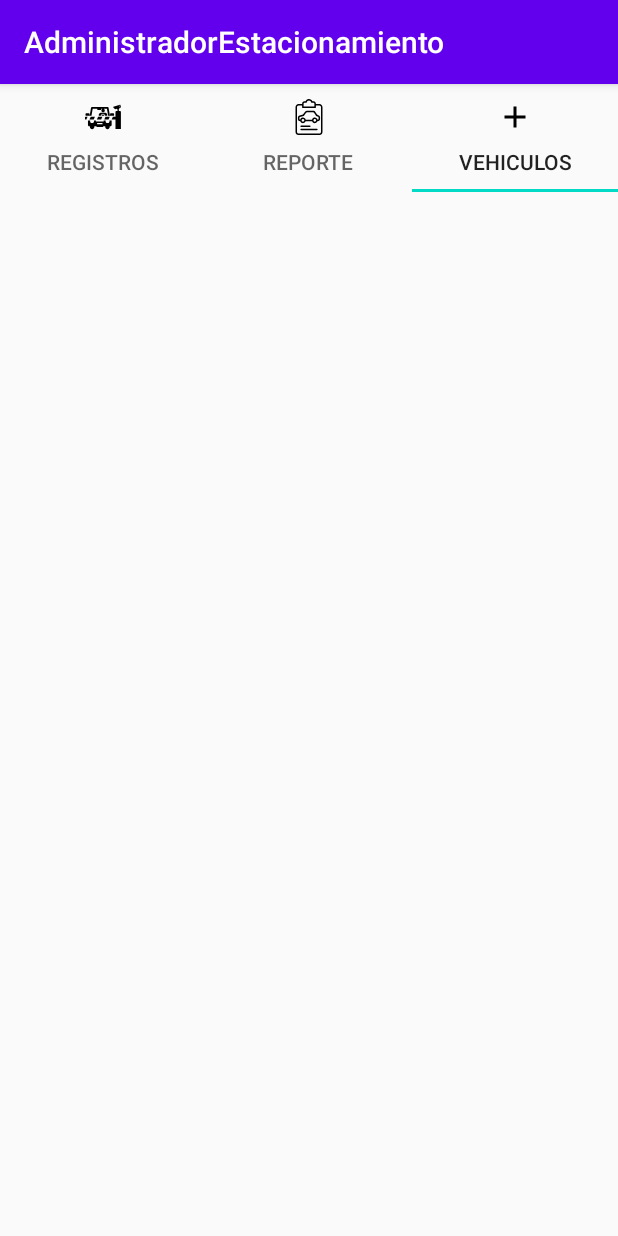
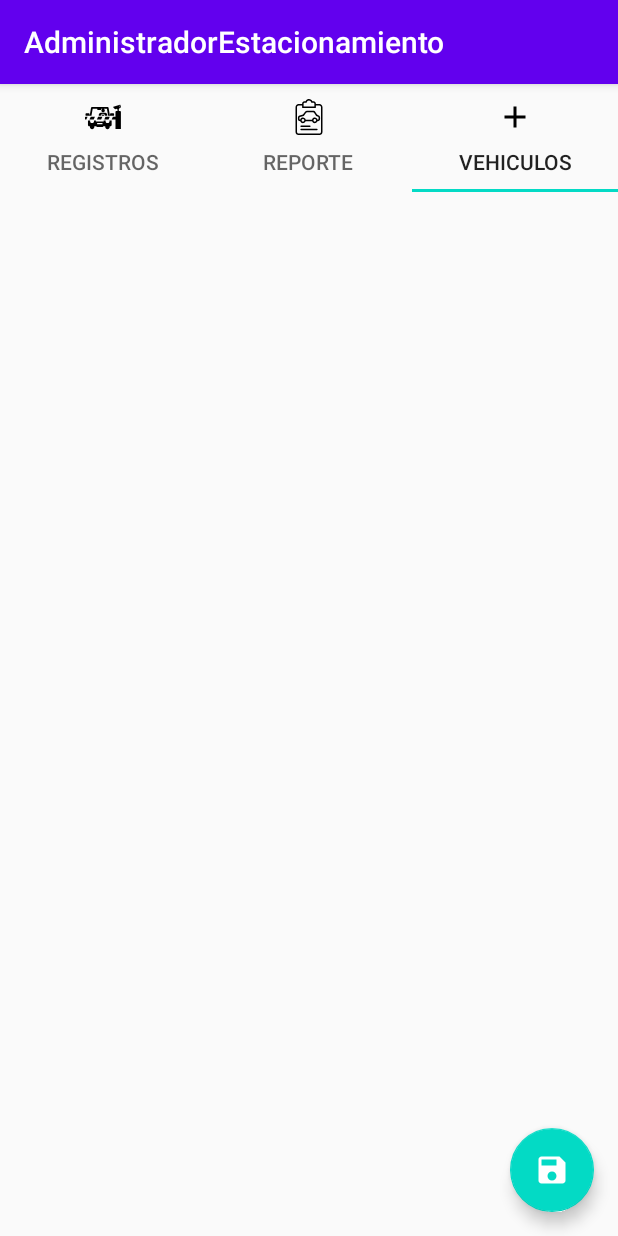
Before and after one commit to kevinPinzon/android-developer-test, an Android app: the screen it shows after launch (MainActivity), tab 3 chosen, on a phone screen of 412 x 824 dp. Run offline under Robolectric (Android 15) with nearby library versions, the phone set to English and light mode, and no system bars.

```diff
--- a/AdministradorEstacionamiento/app/src/main/AndroidManifest.xml
+++ b/AdministradorEstacionamiento/app/src/main/AndroidManifest.xml
@@ -9,7 +9,7 @@
         android:roundIcon="@mipmap/ic_launcher_round"
         android:supportsRtl="true"
         android:theme="@style/AppTheme">
-        <activity android:name=".ui.MainActivity">
+        <activity android:name=".view.MainActivity">
             <intent-filter>
                 <action android:name="android.intent.action.MAIN" />
 
--- a/AdministradorEstacionamiento/app/src/main/java/com/kevinpinzon/administradorestacionamiento/ui/RecordFragment.kt
+++ /dev/null
@@ -1,23 +0,0 @@
-package com.kevinpinzon.administradorestacionamiento.ui
-
-import android.os.Bundle
-import androidx.fragment.app.Fragment
-import android.view.LayoutInflater
-import android.view.View
-import android.view.ViewGroup
-import com.kevinpinzon.administradorestacionamiento.R
-
-/**
- * A simple [Fragment] subclass.
- */
-class RecordFragment : Fragment() {
-
-    override fun onCreateView(
-        inflater: LayoutInflater, container: ViewGroup?,
-        savedInstanceState: Bundle?
-    ): View? {
-        // Inflate the layout for this fragment
-        return inflater.inflate(R.layout.fragment_record, container, false)
-    }
-
-}
--- a/AdministradorEstacionamiento/app/src/main/java/com/kevinpinzon/administradorestacionamiento/ui/MainActivity.kt
+++ b/AdministradorEstacionamiento/app/src/main/java/com/kevinpinzon/administradorestacionamiento/view/MainActivity.kt
@@ -1,9 +1,10 @@
-package com.kevinpinzon.administradorestacionamiento.ui
+package com.kevinpinzon.administradorestacionamiento.view
 
 import androidx.appcompat.app.AppCompatActivity
 import android.os.Bundle
 import com.google.android.material.tabs.TabLayoutMediator
 import com.kevinpinzon.administradorestacionamiento.R
+import com.kevinpinzon.administradorestacionamiento.view.adapters.ViewPagerAdapter
 import kotlinx.android.synthetic.main.activity_main.*
 
 class MainActivity : AppCompatActivity() {
--- /dev/null
+++ b/AdministradorEstacionamiento/app/src/main/java/com/kevinpinzon/administradorestacionamiento/view/fragments/RecordFragment.kt
@@ -0,0 +1,42 @@
+package com.kevinpinzon.administradorestacionamiento.view.fragments
+
+import android.os.Bundle
+import androidx.fragment.app.Fragment
+import android.view.LayoutInflater
+import android.view.View
+import android.view.ViewGroup
+import android.widget.Toast
+import com.kevinpinzon.administradorestacionamiento.R
+import kotlinx.android.synthetic.main.fragment_record.*
+
+/**
+ * A simple [Fragment] subclass.
+ */
+class RecordFragment : Fragment() {
+
+    override fun onCreate(savedInstanceState: Bundle?){
+        super.onCreate(savedInstanceState)
+    }
+
+    override fun onCreateView(
+        inflater: LayoutInflater, container: ViewGroup?,
+        savedInstanceState: Bundle?
+    ): View? {
+        // Inflate the layout for this fragment
+        return inflater.inflate(R.layout.fragment_record, container, false)
+    }
+
+    override fun onViewCreated(view: View, savedInstanceState: Bundle?) {
+        super.onViewCreated(view, savedInstanceState)
+
+        card_view_in.setOnClickListener {
+            Toast.makeText(context,"registrar entrada", Toast.LENGTH_LONG)
+        }
+        card_view_out.setOnClickListener {
+            Toast.makeText(context,"registrar salida", Toast.LENGTH_LONG)
+        }
+
+    }
+
+
+}
--- /dev/null
+++ b/AdministradorEstacionamiento/app/src/main/res/drawable/ic_save_black_24dp.xml
@@ -0,0 +1,9 @@
+<vector xmlns:android="http://schemas.android.com/apk/res/android"
+        android:width="24dp"
+        android:height="24dp"
+        android:viewportWidth="24.0"
+        android:viewportHeight="24.0">
+    <path
+        android:fillColor="#FF000000"
+        android:pathData="M17,3L5,3c-1.11,0 -2,0.9 -2,2v14c0,1.1 0.89,2 2,2h14c1.1,0 2,-0.9 2,-2L21,7l-4,-4zM12,19c-1.66,0 -3,-1.34 -3,-3s1.34,-3 3,-3 3,1.34 3,3 -1.34,3 -3,3zM15,9L5,9L5,5h10v4z"/>
+</vector>
--- /dev/null
+++ b/AdministradorEstacionamiento/app/src/main/res/layout/fragment_cars.xml
@@ -0,0 +1,33 @@
+<?xml version="1.0" encoding="utf-8"?>
+<FrameLayout xmlns:android="http://schemas.android.com/apk/res/android"
+    xmlns:app="http://schemas.android.com/apk/res-auto"
+    xmlns:tools="http://schemas.android.com/tools"
+    android:layout_width="match_parent"
+    android:layout_height="match_parent"
+    tools:context=".view.fragments.CarsFragment">
+
+    <androidx.constraintlayout.widget.ConstraintLayout
+        android:layout_width="match_parent"
+        android:layout_height="match_parent">
+
+        <androidx.recyclerview.widget.RecyclerView
+            android:id="@+id/car_recyclerView"
+            android:layout_width="0dp"
+            android:layout_height="0dp"
+            app:layout_constraintBottom_toBottomOf="parent"
+            app:layout_constraintEnd_toEndOf="parent"
+            app:layout_constraintStart_toStartOf="parent"
+            app:layout_constraintTop_toTopOf="parent" />
+
+        <com.google.android.material.floatingactionbutton.FloatingActionButton
+            android:id="@+id/btn_addCar"
+            android:layout_width="wrap_content"
+            android:layout_height="wrap_content"
+            android:src="@drawable/ic_save_black_24dp"
+            app:layout_constraintBottom_toBottomOf="@+id/car_recyclerView"
+            app:layout_constraintEnd_toEndOf="@+id/car_recyclerView"
+            android:tint="#fff"
+            android:layout_margin="16dp"/>
+
+    </androidx.constraintlayout.widget.ConstraintLayout>
+</FrameLayout>
--- a/AdministradorEstacionamiento/app/src/main/res/layout/fragment_home.xml
+++ b/AdministradorEstacionamiento/app/src/main/res/layout/fragment_home.xml
@@ -1,21 +1,10 @@
 <?xml version="1.0" encoding="utf-8"?>
-<androidx.constraintlayout.widget.ConstraintLayout xmlns:android="http://schemas.android.com/apk/res/android"
+<androidx.constraintlayout.widget.ConstraintLayout
+    xmlns:android="http://schemas.android.com/apk/res/android"
     xmlns:app="http://schemas.android.com/apk/res-auto"
     xmlns:tools="http://schemas.android.com/tools"
     android:layout_width="match_parent"
     android:layout_height="match_parent"
-    tools:context=".ui.HomeFramgment">
-
-    <TextView
-        android:id="@+id/textView3"
-        android:layout_width="wrap_content"
-        android:layout_height="wrap_content"
-        android:textSize="25dp"
-        android:textStyle="bold"
-        app:layout_constraintBottom_toBottomOf="parent"
-        app:layout_constraintEnd_toEndOf="parent"
-        app:layout_constraintStart_toStartOf="parent"
-        app:layout_constraintTop_toTopOf="parent"
-        tools:text="@string/hello_blank_fragment" />
+    tools:context=".view.fragments.HomeFramgment">
 
 </androidx.constraintlayout.widget.ConstraintLayout>
--- a/AdministradorEstacionamiento/app/src/main/res/layout/fragment_record.xml
+++ b/AdministradorEstacionamiento/app/src/main/res/layout/fragment_record.xml
@@ -6,7 +6,7 @@
     android:orientation="vertical"
     android:layout_width="fill_parent"
     android:layout_height="fill_parent"
-    tools:context=".ui.RecordFragment">
+    tools:context=".view.fragments.RecordFragment">
 
     <ImageView
         android:id="@+id/imageView"
```
Also changed, not shown: AdministradorEstacionamiento/app/build.gradle (+35 -0 lines), AdministradorEstacionamiento/app/src/main/java/com/kevinpinzon/administradorestacionamiento/data/AppDatabase.kt (added, +35 -0 lines), AdministradorEstacionamiento/app/src/main/java/com/kevinpinzon/administradorestacionamiento/data/model/Car.kt (added, +22 -0 lines), AdministradorEstacionamiento/app/src/main/java/com/kevinpinzon/administradorestacionamiento/domain/CarDAO.kt (added, +27 -0 lines), AdministradorEstacionamiento/app/src/main/java/com/kevinpinzon/administradorestacionamiento/domain/Repo.kt (added, +13 -0 lines), AdministradorEstacionamiento/app/src/main/java/com/kevinpinzon/administradorestacionamiento/view/adapters/RecyclerAdapter.kt (added, +43 -0 lines), AdministradorEstacionamiento/app/src/main/java/com/kevinpinzon/administradorestacionamiento/view/adapters/ViewPagerAdapter.kt (renamed from AdministradorEstacionamiento/app/src/main/java/com/kevinpinzon/administradorestacionamiento/ui/ViewPagerAdapter.kt, +5 -2 lines), AdministradorEstacionamiento/app/src/main/java/com/kevinpinzon/administradorestacionamiento/view/fragments/CarsFragment.kt (added, +74 -0 lines), AdministradorEstacionamiento/app/src/main/java/com/kevinpinzon/administradorestacionamiento/view/fragments/HomeFramgment.kt (renamed from AdministradorEstacionamiento/app/src/main/java/com/kevinpinzon/administradorestacionamiento/ui/HomeFramgment.kt, +10 -5 lines), AdministradorEstacionamiento/app/src/main/java/com/kevinpinzon/administradorestacionamiento/viewmodel/CarViewModel.kt (added, +28 -0 lines), AdministradorEstacionamiento/app/src/main/res/layout/card_car.xml (added, +54 -0 lines).
